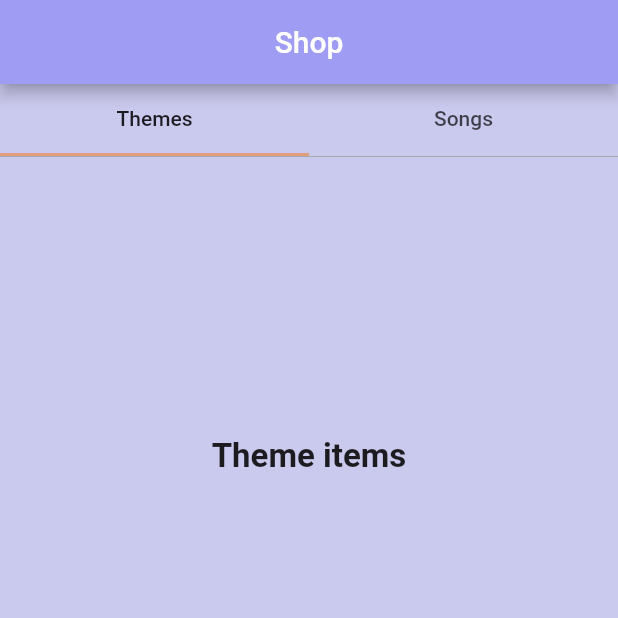
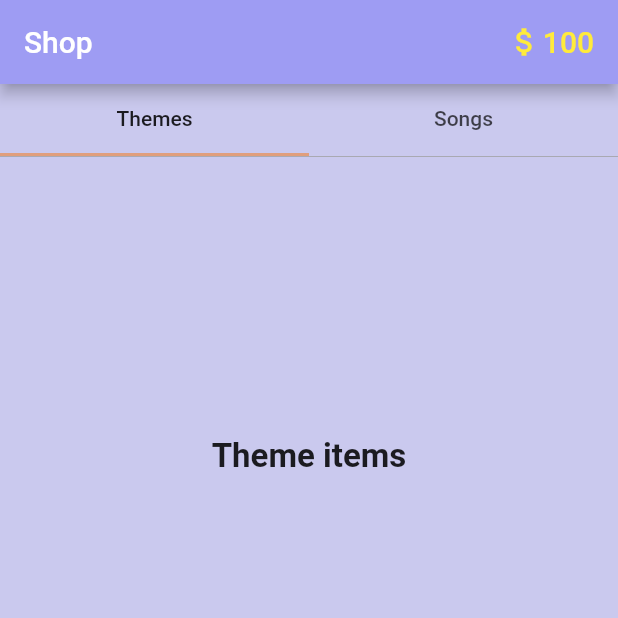
Before and after one commit to WachirananNot/AlarmPlus, a Flutter app: the ShopPage screen opened directly, on a phone screen of 412 x 824 dp, the top half of it. Run offline on Flutter 3.47's test engine with Material 2 defaults, Android fonts, the phone set to English and light mode, and no system bars; our stand-ins replace audioplayers, awesome_notifications, lite_rolling_switch.

Commit message:
add reward at shop page

```diff
--- a/lib/alarm_service.dart
+++ b/lib/alarm_service.dart
@@ -13,6 +13,7 @@ class AlarmService extends ChangeNotifier {
   late int index = 0;
   late int time;
   late int randomNumber;
+  late int reward = 100;
   List<String> problems = [
     'asset://assets/problem/1.png',
     'asset://assets/problem/2.png',
--- a/lib/shop_page.dart
+++ b/lib/shop_page.dart
@@ -17,8 +17,21 @@ class _ShopPageState extends State<ShopPage> {
         return Scaffold(
             backgroundColor: alarmService.subColor,
             appBar: AppBar(
-                title: const Center(
-              child: Text('Shop', style: TextStyle(color: Colors.white)),
+                title: Row(
+              mainAxisAlignment: MainAxisAlignment.spaceBetween,
+              children: [
+                Text('Shop', style: TextStyle(color: Colors.white)),
+                Row(
+                  children: [
+                    Icon(
+                      Icons.attach_money,
+                      color: Colors.yellow,
+                    ),
+                    Text(alarmService.reward.toString(),
+                        style: TextStyle(color: Colors.yellow))
+                  ],
+                )
+              ],
             )),
             body: DefaultTabController(
               initialIndex: 0,
```
